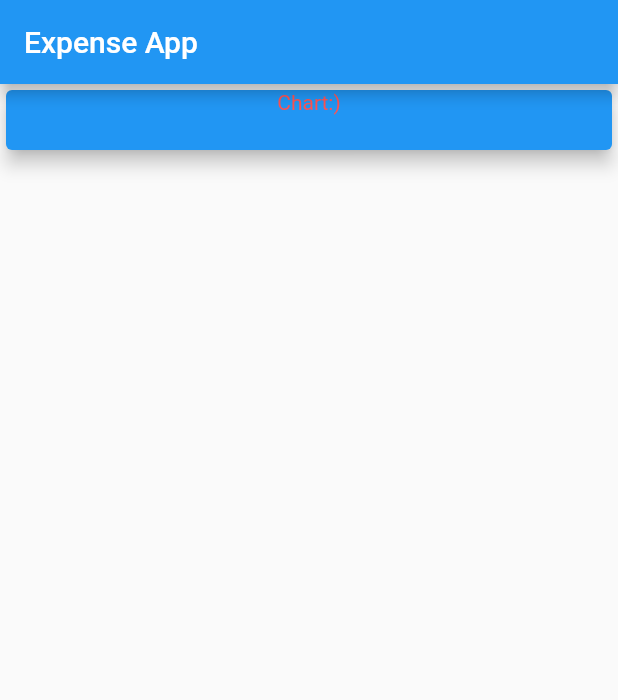
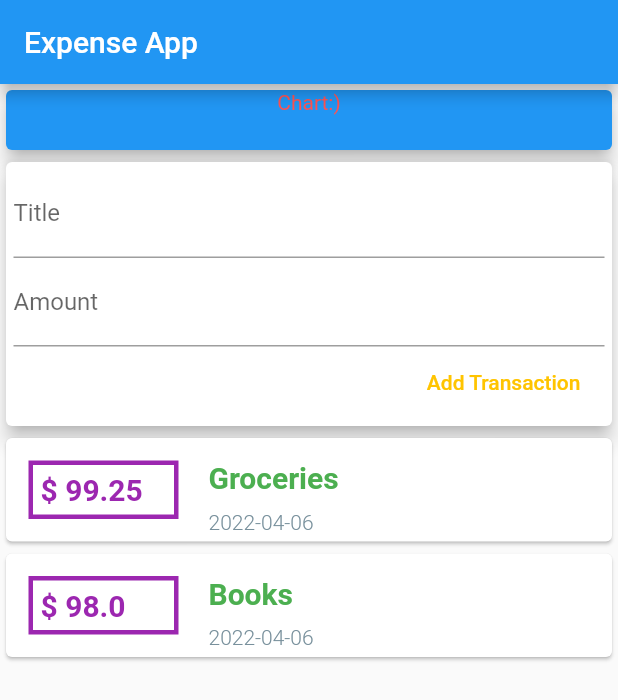
Before and after one commit to RounakJoshi09/expense_app, a Flutter app: the screen it shows after launch, on a phone screen of 412 x 824 dp. Shown: the top 700 px of the screen. Run offline on Flutter 3.47's test engine with Material 2 defaults, Android fonts, the phone set to English and light mode, and no system bars; Roboto replaces fonts that are missing (RobotoMono).

Commit message:
Transaction List Stateful Completed

```diff
--- a/lib/main.dart
+++ b/lib/main.dart
@@ -1,4 +1,6 @@
 import 'dart:ui';
+import 'package:expense_app/widgets/user_transaction.dart';
+
 import 'models/transaction.dart';
 
 import 'package:flutter/material.dart';
@@ -34,7 +36,8 @@ class MyHomePage extends StatelessWidget {
         appBar: AppBar(
           title: Text('Expense App'),
         ),
-        body: Column(
+        body: SingleChildScrollView(
+          child: Column(
             mainAxisAlignment: MainAxisAlignment.start,
             crossAxisAlignment: CrossAxisAlignment.center,
             children: <Widget>[
@@ -51,7 +54,9 @@ class MyHomePage extends StatelessWidget {
                   elevation: 5,
                 ),
               ),
+              UserTransaction()
             ],
+          ),
         ));
     ;
   }
--- a/lib/widgets/new_transaction.dart
+++ b/lib/widgets/new_transaction.dart
@@ -1,9 +1,11 @@
 import 'package:flutter/material.dart';
+import './user_transaction.dart';
 
 class NewTransaction extends StatelessWidget {
   final titleController = TextEditingController();
   final amountController = TextEditingController();
-
+  final Function addTx;
+  NewTransaction(this.addTx);
   @override
   Widget build(BuildContext context) {
     return Card(
@@ -21,7 +23,8 @@ class NewTransaction extends StatelessWidget {
               controller: amountController,
             ),
             FlatButton(
-              onPressed: () {},
+              onPressed: () => addTx(
+                  titleController.text, double.parse(amountController.text)),
               child: Text('Add Transaction'),
               textColor: Colors.amberAccent.shade400,
             ),
--- a/lib/widgets/transaction_list.dart
+++ b/lib/widgets/transaction_list.dart
@@ -6,7 +6,9 @@ class TransactionList extends StatelessWidget {
   TransactionList(this.transaction);
   @override
   Widget build(BuildContext context) {
-    return Column(
+    return SingleChildScrollView(
+      child: Container(
+        child: Column(
             //Here we are creating a coloumn on main coloumn for transaction
             children: transaction.map((tx) {
           return Card(
@@ -14,8 +16,8 @@ class TransactionList extends StatelessWidget {
             children: [
               Container(
                   width: 100,
-              margin:
-                  EdgeInsets.only(left: 15.0, right: 20.0, top: 15, bottom: 15),
+                  margin: EdgeInsets.only(
+                      left: 15.0, right: 20.0, top: 15, bottom: 15),
                   child: Text(
                     '\$ ${tx.amount}',
                     style: TextStyle(
@@ -60,6 +62,8 @@ class TransactionList extends StatelessWidget {
               )
             ],
           ));
-    }).toList());
+        }).toList()),
+      ),
+    );
   }
 }
--- a/lib/widgets/user_transaction.dart
+++ b/lib/widgets/user_transaction.dart
@@ -5,19 +5,30 @@ import '../models/transaction.dart';
 
 class UserTransaction extends StatefulWidget {
   @override
-  State<UserTransaction> createState() => _UserTransactionState();
+  State<UserTransaction> createState() => UserTransactionState();
 }
 
-class _UserTransactionState extends State<UserTransaction> {
+class UserTransactionState extends State<UserTransaction> {
   @override
   final List<Transaction> transaction = [
     Transaction(
         id: 't1', amount: 99.25, date: DateTime.now(), title: 'Groceries'),
     Transaction(id: 't2', amount: 98, date: DateTime.now(), title: 'Books'),
   ];
+  void addNewTransaction(String txTitle, double txAmount) {
+    final txn = new Transaction(
+        id: DateTime.now().toString(),
+        title: txTitle,
+        amount: txAmount,
+        date: DateTime.now());
+    setState(() {
+      transaction.add(txn);
+    });
+  }
+
   Widget build(BuildContext context) {
     return Column(children: [
-      NewTransaction(),
+      NewTransaction(addNewTransaction),
       TransactionList(transaction),
     ]);
   }
```
Lines whose indentation alone changed are shown as unchanged.
